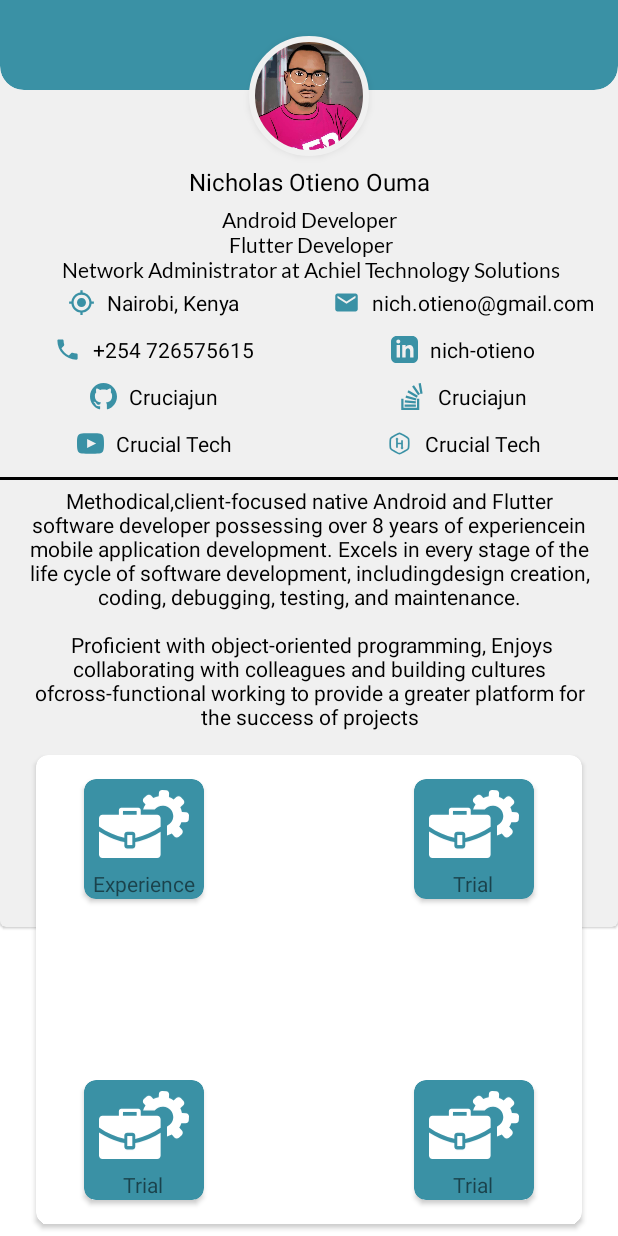
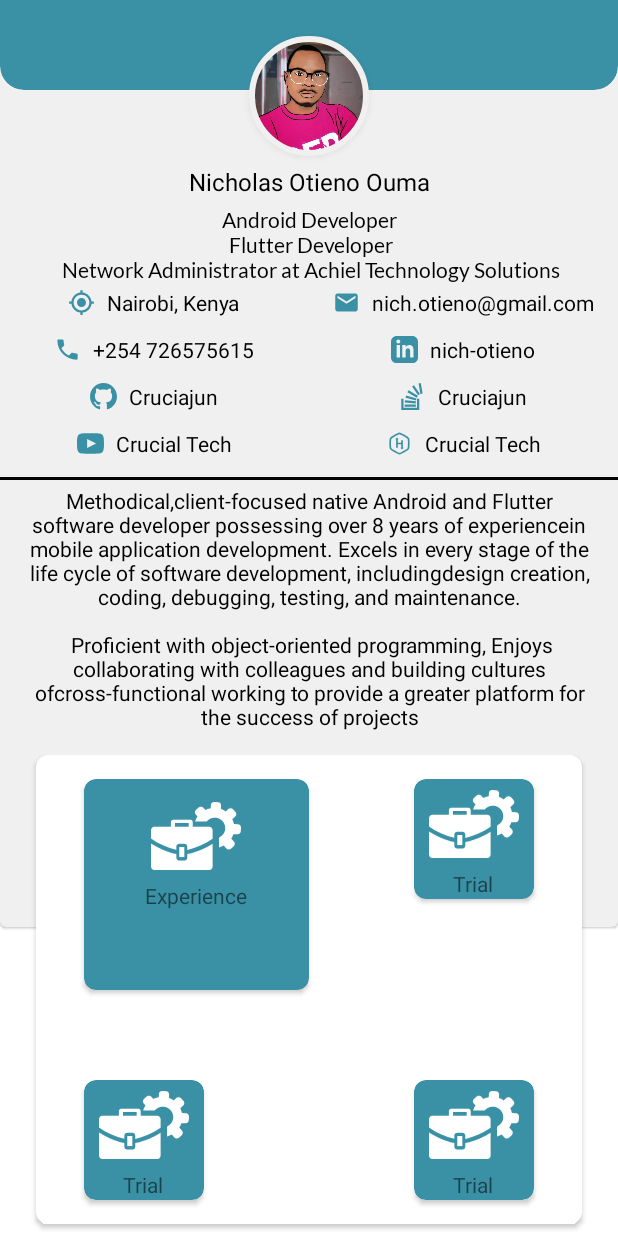
Before and after one commit to Crucialjun/MyCV, an Android app: the screen it shows after launch (MainActivity), on a phone screen of 412 x 824 dp. Run offline under Robolectric (Android 15) with nearby library versions, the phone set to English and light mode, and no system bars; Roboto replaces fonts that are not available here.

Commit message:
more edits

```diff
--- a/app/src/main/res/layout/activity_main.xml
+++ b/app/src/main/res/layout/activity_main.xml
@@ -139,22 +139,25 @@
 
             <androidx.cardview.widget.CardView
                 android:id="@+id/cardView5"
-                android:layout_width="wrap_content"
-                android:layout_height="wrap_content"
+                android:layout_width="0dp"
+                android:layout_height="0dp"
                 android:layout_marginStart="32dp"
                 android:layout_marginTop="16dp"
                 android:elevation="8dp"
-                android:padding="16dp"
                 app:cardBackgroundColor="@color/accent_green"
                 app:cardCornerRadius="8dp"
+                app:layout_constraintBottom_toTopOf="@+id/guideline4"
+                app:layout_constraintEnd_toStartOf="@+id/guideline3"
+
                 app:layout_constraintStart_toStartOf="parent"
-                app:layout_constraintTop_toTopOf="parent">
+                app:layout_constraintTop_toTopOf="parent"
+            >
 
                 <LinearLayout
-
-                    android:layout_width="80dp"
-                    android:layout_height="80dp"
-                    android:orientation="vertical">
+                    android:layout_width="match_parent"
+                    android:layout_height="match_parent"
+                    android:orientation="vertical"
+                    android:padding="8dp">
 
                     <ImageView
                         android:layout_width="60dp"
@@ -294,12 +297,19 @@
 
             </androidx.cardview.widget.CardView>
 
+            <androidx.constraintlayout.widget.Guideline
+                android:id="@+id/guideline3"
+                android:layout_width="wrap_content"
+                android:layout_height="wrap_content"
+                android:orientation="vertical"
+                app:layout_constraintGuide_percent="0.5" />
 
-
-
-
-
-
+            <androidx.constraintlayout.widget.Guideline
+                android:id="@+id/guideline4"
+                android:layout_width="wrap_content"
+                android:layout_height="wrap_content"
+                android:orientation="horizontal"
+                app:layout_constraintGuide_percent="0.5" />
 
 
         </androidx.constraintlayout.widget.ConstraintLayout>
```
